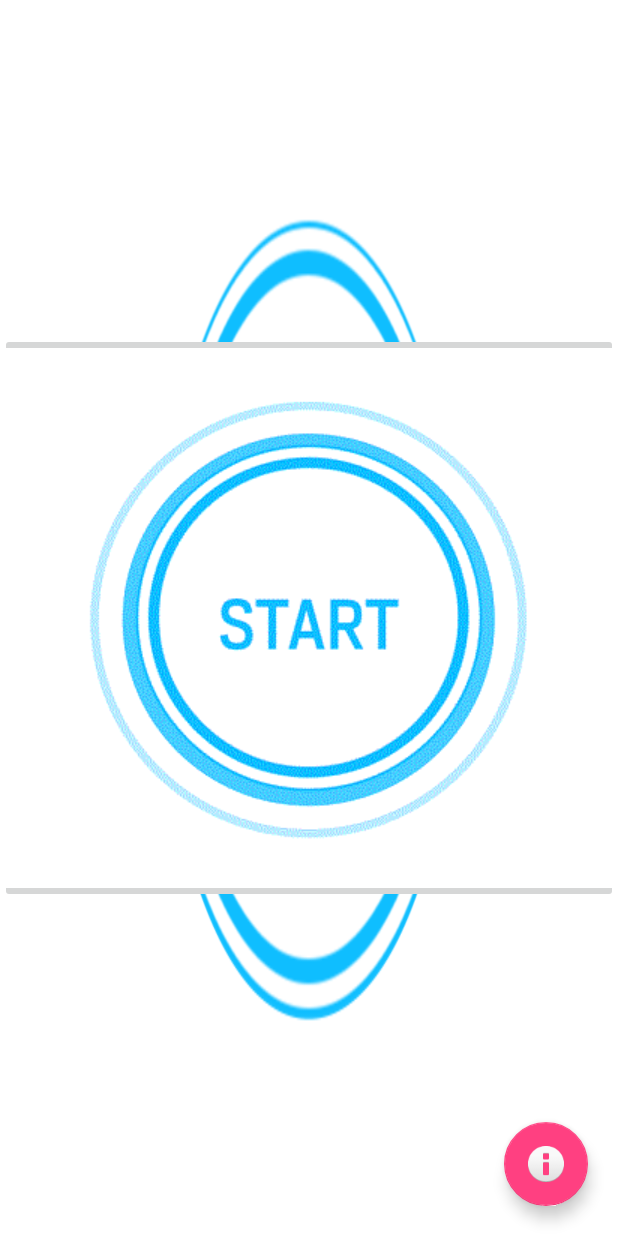
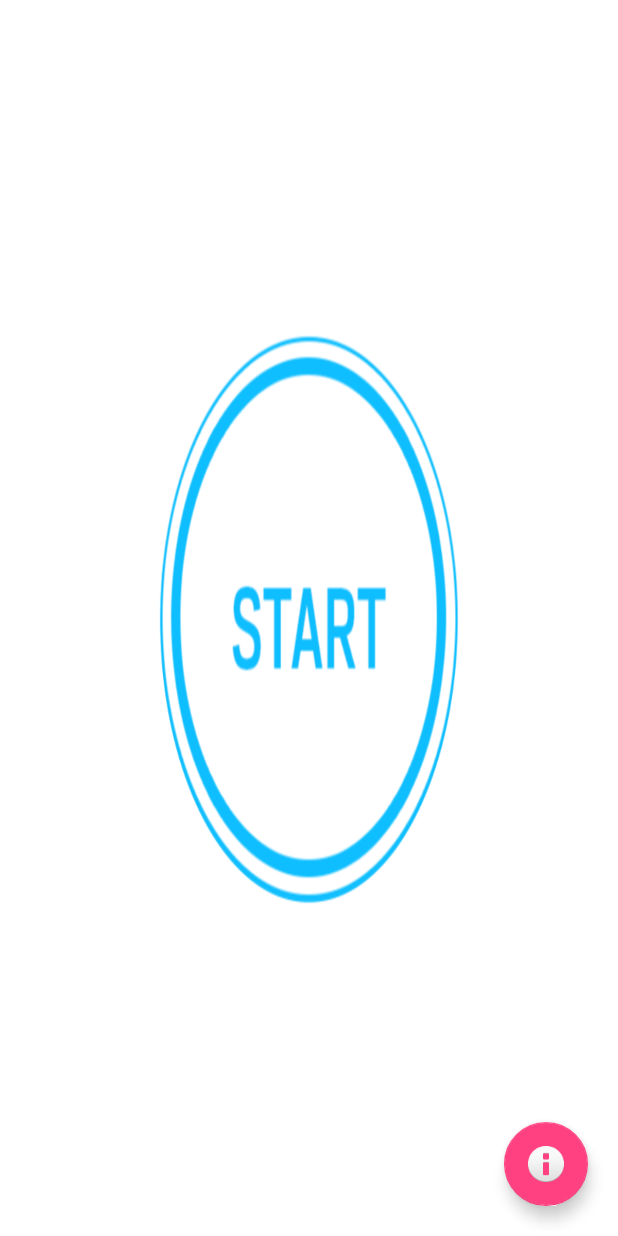
Before and after one commit to jrsilva24/SafetyTracker, an Android app: the screen it shows after launch (Home), on a phone screen of 412 x 824 dp. Run offline under Robolectric (Android 15) with nearby library versions, the phone set to English and light mode, and no system bars.

Commit message:
Home start button animation loops

```diff
--- a/app/src/main/java/com/safety/tracker/safetytracker/Home.java
+++ b/app/src/main/java/com/safety/tracker/safetytracker/Home.java
@@ -21,17 +21,13 @@ public class Home extends AppCompatActivity {
         super.onCreate(savedInstanceState);
         setContentView(R.layout.activity_home);
 
-        ImageView backgroundImg = (ImageView) findViewById(R.id.imageView);
+        ImageView backgroundImg = (ImageView) findViewById(R.id.imageViewBackground);
         backgroundImg.setBackgroundColor(Color.rgb(255, 255, 255));
 
         ImageView animation = (ImageView)findViewById(R.id.imageView);
         animation.setBackgroundResource(R.drawable.run_animation);
         AnimationDrawable frameAnimation = (AnimationDrawable) animation.getBackground();
-        if(true) {
-            frameAnimation.start();
-        } else {
-            frameAnimation.stop();
-        }
+        frameAnimation.start();
 
 
 
--- a/app/src/main/res/layout/activity_home.xml
+++ b/app/src/main/res/layout/activity_home.xml
@@ -10,15 +10,29 @@
         android:layout_height="match_parent"
         android:layout_centerInParent="true"
         android:scaleType="centerCrop"
-        android:id="@+id/imageView"
+        android:id="@+id/imageViewBackground"
         android:layout_alignParentTop="true"
-        android:layout_centerHorizontal="true" />
+        android:layout_centerHorizontal="true"
+        />
 
-    <ImageButton
+
+    <ImageView
         android:layout_width="wrap_content"
         android:layout_height="wrap_content"
+        android:id="@+id/imageView"
+        android:background="@drawable/run_animation"
+        android:layout_alignBottom="@+id/imageButton"
+        android:layout_marginTop="120dp"
+        android:layout_marginBottom="120dp"
+        android:layout_alignParentRight="true"
+        android:layout_alignParentEnd="true"
+        android:layout_alignParentLeft="true"
+        android:layout_alignParentStart="true" />
+    <ImageButton
+        android:layout_width="match_parent"
+        android:layout_height="match_parent"
         android:id="@+id/imageButton"
-        android:src="@drawable/x"
+        android:background="@null"
         android:layout_alignParentLeft="true"
         android:layout_alignParentStart="true"
         android:layout_centerVertical="true"
```
